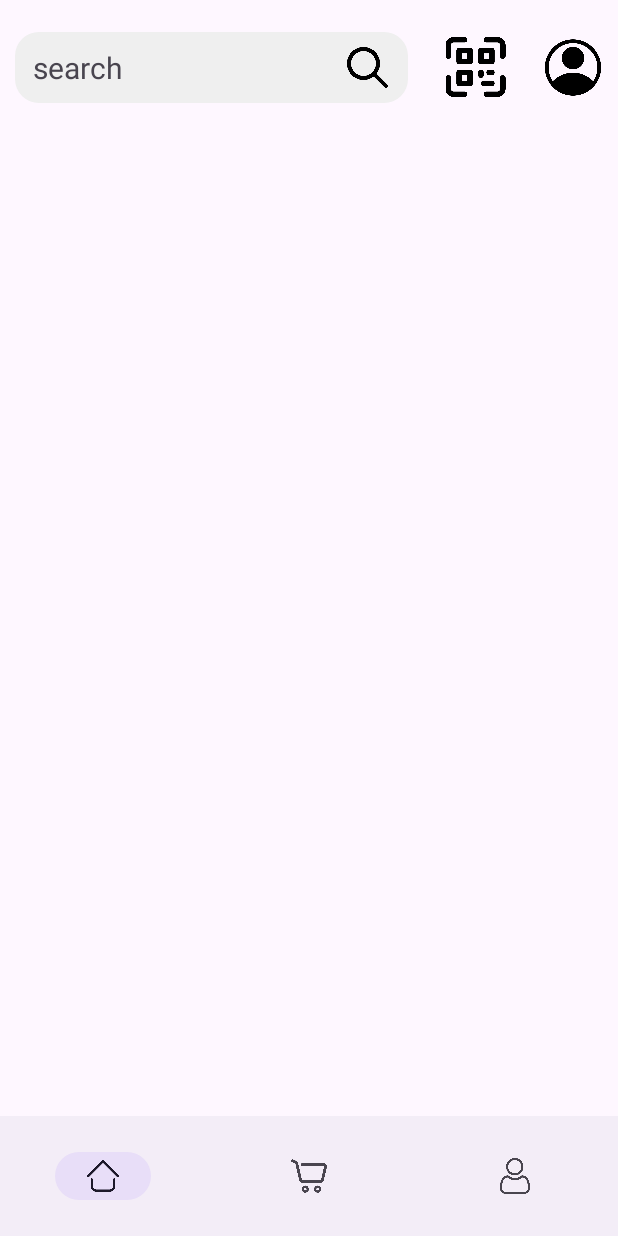
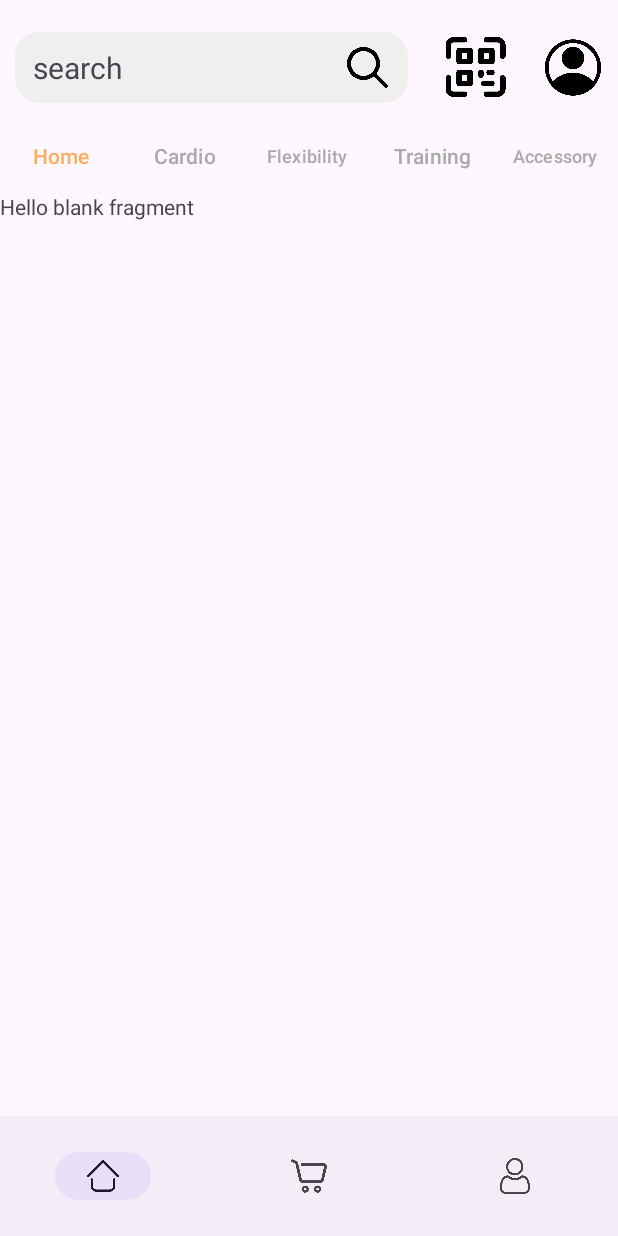
Before and after one commit to SURAJITSHAW/InstaMall, an Android app: the screen it shows after launch (ShoppingActivity), on a phone screen of 412 x 824 dp. Run offline under Robolectric (Android 15) with nearby library versions, the phone set to English and light mode, and no system bars; our stand-ins replace navigation-ui.

Commit message:
tab layout done

```diff
--- /dev/null
+++ b/app/src/main/java/com/example/instamall/adapters/HomeViewPagerAdapter.kt
@@ -0,0 +1,21 @@
+package com.example.instamall.adapters
+
+import androidx.fragment.app.Fragment
+import androidx.fragment.app.FragmentManager
+import androidx.lifecycle.Lifecycle
+import androidx.viewpager2.adapter.FragmentStateAdapter
+
+class HomeViewPagerAdapter(
+    private val catFragments: List<Fragment>,
+    fm: FragmentManager,
+    lc: Lifecycle
+): FragmentStateAdapter(fm, lc) {
+    override fun getItemCount(): Int {
+        return catFragments.size
+    }
+
+    override fun createFragment(position: Int): Fragment {
+        return catFragments[position]
+    }
+
+}
--- a/app/src/main/java/com/example/instamall/fragments/HomeFragment.kt
+++ b/app/src/main/java/com/example/instamall/fragments/HomeFragment.kt
@@ -6,55 +6,51 @@ import android.view.LayoutInflater
 import android.view.View
 import android.view.ViewGroup
 import com.example.instamall.R
+import com.example.instamall.adapters.HomeViewPagerAdapter
+import com.example.instamall.databinding.FragmentHomeBinding
+import com.example.instamall.fragments.categories.AccessoriesCatFragment
+import com.example.instamall.fragments.categories.CardioCatFragment
+import com.example.instamall.fragments.categories.FlexibilityCatFragment
+import com.example.instamall.fragments.categories.HomeCatFragment
+import com.example.instamall.fragments.categories.StrengthTrainingCatFragment
+import com.google.android.material.tabs.TabLayoutMediator
 
-// TODO: Rename parameter arguments, choose names that match
-// the fragment initialization parameters, e.g. ARG_ITEM_NUMBER
-private const val ARG_PARAM1 = "param1"
-private const val ARG_PARAM2 = "param2"
-
-/**
- * A simple [Fragment] subclass.
- * Use the [HomeFragment.newInstance] factory method to
- * create an instance of this fragment.
- */
 class HomeFragment : Fragment() {
-    // TODO: Rename and change types of parameters
-    private var param1: String? = null
-    private var param2: String? = null
-
-    override fun onCreate(savedInstanceState: Bundle?) {
-        super.onCreate(savedInstanceState)
-        arguments?.let {
-            param1 = it.getString(ARG_PARAM1)
-            param2 = it.getString(ARG_PARAM2)
-        }
-    }
+    private lateinit var binding: FragmentHomeBinding
 
     override fun onCreateView(
         inflater: LayoutInflater, container: ViewGroup?,
         savedInstanceState: Bundle?
     ): View? {
-        // Inflate the layout for this fragment
-        return inflater.inflate(R.layout.fragment_home, container, false)
+        binding = FragmentHomeBinding.inflate(inflater, container, false)
+        return binding.root
     }
 
-    companion object {
-        /**
-         * Use this factory method to create a new instance of
-         * this fragment using the provided parameters.
-         *
-         * @param param1 Parameter 1.
-         * @param param2 Parameter 2.
-         * @return A new instance of fragment HomeFragment.
-         */
-        // TODO: Rename and change types and number of parameters
-        @JvmStatic
-        fun newInstance(param1: String, param2: String) =
-            HomeFragment().apply {
-                arguments = Bundle().apply {
-                    putString(ARG_PARAM1, param1)
-                    putString(ARG_PARAM2, param2)
+    override fun onViewCreated(view: View, savedInstanceState: Bundle?) {
+        super.onViewCreated(view, savedInstanceState)
+
+        val categoryFragments = arrayListOf<Fragment>(
+            HomeCatFragment(),
+            CardioCatFragment(),
+            FlexibilityCatFragment(),
+            StrengthTrainingCatFragment(),
+            AccessoriesCatFragment()
+        )
+
+        val homeViewPagerAdapter = HomeViewPagerAdapter(categoryFragments, childFragmentManager, lifecycle)
+        binding.viewPager.adapter = homeViewPagerAdapter
+
+        TabLayoutMediator(binding.tabLayout, binding.viewPager) {
+            tab, position ->
+                tab.text = when(position) {
+                    0 -> "Home"
+                    1 -> "Cardio"
+                    2 -> "Flexibility"
+                    3 -> "Training"
+                    4 -> "Accessory"
+                    else -> null
                 }
-            }
+        }.attach()
     }
+
 }
--- /dev/null
+++ b/app/src/main/java/com/example/instamall/fragments/categories/AccessoriesCatFragment.kt
@@ -0,0 +1,4 @@
+package com.example.instamall.fragments.categories
+
+class AccessoriesCatFragment: BaseCatFragment() {
+}
--- /dev/null
+++ b/app/src/main/java/com/example/instamall/fragments/categories/BaseCatFragment.kt
@@ -0,0 +1,60 @@
+package com.example.instamall.fragments.categories
+
+import android.os.Bundle
+import androidx.fragment.app.Fragment
+import android.view.LayoutInflater
+import android.view.View
+import android.view.ViewGroup
+import com.example.instamall.R
+
+// TODO: Rename parameter arguments, choose names that match
+// the fragment initialization parameters, e.g. ARG_ITEM_NUMBER
+private const val ARG_PARAM1 = "param1"
+private const val ARG_PARAM2 = "param2"
+
+/**
+ * A simple [Fragment] subclass.
+ * Use the [BaseCatFragment.newInstance] factory method to
+ * create an instance of this fragment.
+ */
+open class BaseCatFragment : Fragment() {
+    // TODO: Rename and change types of parameters
+    private var param1: String? = null
+    private var param2: String? = null
+
+    override fun onCreate(savedInstanceState: Bundle?) {
+        super.onCreate(savedInstanceState)
+        arguments?.let {
+            param1 = it.getString(ARG_PARAM1)
+            param2 = it.getString(ARG_PARAM2)
+        }
+    }
+
+    override fun onCreateView(
+        inflater: LayoutInflater, container: ViewGroup?,
+        savedInstanceState: Bundle?
+    ): View? {
+        // Inflate the layout for this fragment
+        return inflater.inflate(R.layout.fragment_base_cat, container, false)
+    }
+
+    companion object {
+        /**
+         * Use this factory method to create a new instance of
+         * this fragment using the provided parameters.
+         *
+         * @param param1 Parameter 1.
+         * @param param2 Parameter 2.
+         * @return A new instance of fragment BaseCatFragment.
+         */
+        // TODO: Rename and change types and number of parameters
+        @JvmStatic
+        fun newInstance(param1: String, param2: String) =
+            BaseCatFragment().apply {
+                arguments = Bundle().apply {
+                    putString(ARG_PARAM1, param1)
+                    putString(ARG_PARAM2, param2)
+                }
+            }
+    }
+}
--- /dev/null
+++ b/app/src/main/java/com/example/instamall/fragments/categories/CardioCatFragment.kt
@@ -0,0 +1,4 @@
+package com.example.instamall.fragments.categories
+
+class CardioCatFragment: BaseCatFragment() {
+}
--- /dev/null
+++ b/app/src/main/java/com/example/instamall/fragments/categories/FlexibilityCatFragment.kt
@@ -0,0 +1,4 @@
+package com.example.instamall.fragments.categories
+
+class FlexibilityCatFragment: BaseCatFragment() {
+}
--- /dev/null
+++ b/app/src/main/java/com/example/instamall/fragments/categories/HomeCatFragment.kt
@@ -0,0 +1,60 @@
+package com.example.instamall.fragments.categories
+
+import android.os.Bundle
+import androidx.fragment.app.Fragment
+import android.view.LayoutInflater
+import android.view.View
+import android.view.ViewGroup
+import com.example.instamall.R
+
+// TODO: Rename parameter arguments, choose names that match
+// the fragment initialization parameters, e.g. ARG_ITEM_NUMBER
+private const val ARG_PARAM1 = "param1"
+private const val ARG_PARAM2 = "param2"
+
+/**
+ * A simple [Fragment] subclass.
+ * Use the [HomeCatFragment.newInstance] factory method to
+ * create an instance of this fragment.
+ */
+class HomeCatFragment : Fragment() {
+    // TODO: Rename and change types of parameters
+    private var param1: String? = null
+    private var param2: String? = null
+
+    override fun onCreate(savedInstanceState: Bundle?) {
+        super.onCreate(savedInstanceState)
+        arguments?.let {
+            param1 = it.getString(ARG_PARAM1)
+            param2 = it.getString(ARG_PARAM2)
+        }
+    }
+
+    override fun onCreateView(
+        inflater: LayoutInflater, container: ViewGroup?,
+        savedInstanceState: Bundle?
+    ): View? {
+        // Inflate the layout for this fragment
+        return inflater.inflate(R.layout.fragment_home_cat, container, false)
+    }
+
+    companion object {
+        /**
+         * Use this factory method to create a new instance of
+         * this fragment using the provided parameters.
+         *
+         * @param param1 Parameter 1.
+         * @param param2 Parameter 2.
+         * @return A new instance of fragment HomeCatFragment.
+         */
+        // TODO: Rename and change types and number of parameters
+        @JvmStatic
+        fun newInstance(param1: String, param2: String) =
+            HomeCatFragment().apply {
+                arguments = Bundle().apply {
+                    putString(ARG_PARAM1, param1)
+                    putString(ARG_PARAM2, param2)
+                }
+            }
+    }
+}
--- /dev/null
+++ b/app/src/main/java/com/example/instamall/fragments/categories/StrengthTrainingCatFragment.kt
@@ -0,0 +1,4 @@
+package com.example.instamall.fragments.categories
+
+class StrengthTrainingCatFragment: BaseCatFragment() {
+}
--- /dev/null
+++ b/app/src/main/res/layout/fragment_base_cat.xml
@@ -0,0 +1,14 @@
+<?xml version="1.0" encoding="utf-8"?>
+<FrameLayout xmlns:android="http://schemas.android.com/apk/res/android"
+    xmlns:tools="http://schemas.android.com/tools"
+    android:layout_width="match_parent"
+    android:layout_height="match_parent"
+    tools:context=".fragments.categories.BaseCatFragment">
+
+    <!-- TODO: Update blank fragment layout -->
+    <TextView
+        android:layout_width="match_parent"
+        android:layout_height="match_parent"
+        android:text="@string/hello_blank_fragment" />
+
+</FrameLayout>
--- a/app/src/main/res/layout/fragment_home.xml
+++ b/app/src/main/res/layout/fragment_home.xml
@@ -9,7 +9,9 @@
     <androidx.constraintlayout.widget.ConstraintLayout
         android:layout_width="match_parent"
         android:layout_height="match_parent">
+
         <LinearLayout
+            android:id="@+id/searchBarContainer"
             android:layout_margin="10dp"
             android:weightSum="4"
             android:orientation="horizontal"
@@ -53,7 +55,30 @@
 
         </LinearLayout>
 
+        <LinearLayout
+            android:orientation="vertical"
+            android:layout_width="match_parent"
+            android:layout_height="wrap_content"
+            app:layout_constraintTop_toBottomOf="@id/searchBarContainer">
+            <!-- TabLayout -->
+            <com.google.android.material.tabs.TabLayout
+                android:id="@+id/tab_layout"
+                android:layout_width="match_parent"
+                android:layout_height="wrap_content"
+                android:background="?android:attr/windowBackground"
+                app:tabMode="fixed"
+                app:tabIndicatorColor="@color/primary_color"
+                app:tabSelectedTextColor="@color/accent_color"
+                app:tabTextColor="@android:color/darker_gray"
+                app:tabIndicator="@null"
+            />
 
+    <!-- ViewPager2 -->
+            <androidx.viewpager2.widget.ViewPager2
+                android:id="@+id/view_pager"
+                android:layout_width="match_parent"
+                android:layout_height="match_parent" />
+        </LinearLayout>
 
     </androidx.constraintlayout.widget.ConstraintLayout>
 
--- /dev/null
+++ b/app/src/main/res/layout/fragment_home_cat.xml
@@ -0,0 +1,14 @@
+<?xml version="1.0" encoding="utf-8"?>
+<FrameLayout xmlns:android="http://schemas.android.com/apk/res/android"
+    xmlns:tools="http://schemas.android.com/tools"
+    android:layout_width="match_parent"
+    android:layout_height="match_parent"
+    tools:context=".fragments.categories.HomeCatFragment">
+
+    <!-- TODO: Update blank fragment layout -->
+    <TextView
+        android:layout_width="match_parent"
+        android:layout_height="match_parent"
+        android:text="@string/hello_blank_fragment" />
+
+</FrameLayout>
```
